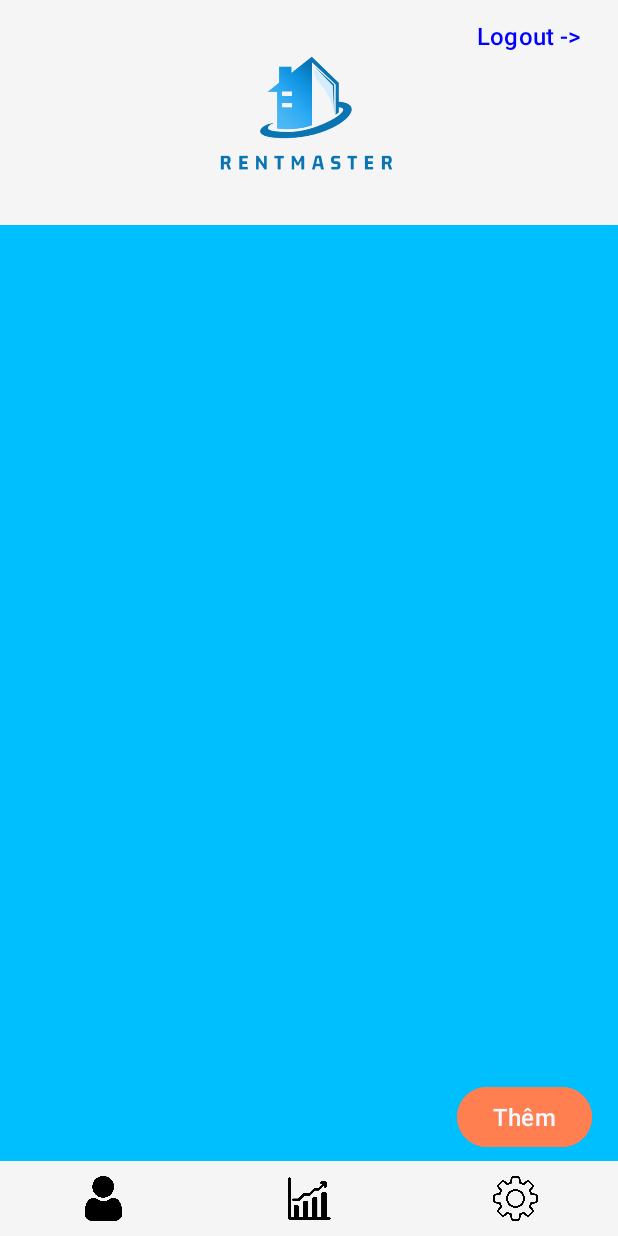
After one commit to Andrew-itsme/NT118_PhatTrienUngDung, an Android app: the HomeScene screen opened directly, with no data from a screen before it, on a phone screen of 412 x 824 dp. The commit adds this screen. Run offline under Robolectric (Android 15) with nearby library versions, the phone set to English and light mode, and no system bars.

Commit message:
update/skeleton_code

```diff
--- a/RentMaster_App/app/src/main/AndroidManifest.xml
+++ b/RentMaster_App/app/src/main/AndroidManifest.xml
@@ -16,6 +16,8 @@
             android:name=".LoginNumberScene"
             android:exported="false" />
         <activity
+            android:name=".HomeScene"/>
+        <activity
             android:name=".SplashScene"
             android:exported="true">
             <intent-filter>
@@ -26,7 +28,9 @@
         </activity>
         <activity
             android:name=".MainActivity"
-            android:exported="false"></activity>
+            android:exported="false">
+
+        </activity>
     </application>
 
 </manifest>
--- /dev/null
+++ b/RentMaster_App/app/src/main/java/com/example/rentmasterapp/HomeScene.java
@@ -0,0 +1,86 @@
+package com.example.rentmasterapp;
+
+import android.annotation.SuppressLint;
+import android.app.AlertDialog;
+import android.content.DialogInterface;
+import android.os.Bundle;
+import android.view.LayoutInflater;
+import android.view.View;
+import android.view.ViewGroup;
+import android.widget.Button;
+import android.widget.EditText;
+import android.widget.ImageButton;
+
+import androidx.appcompat.app.AppCompatActivity;
+import androidx.recyclerview.widget.LinearLayoutManager;
+import androidx.recyclerview.widget.RecyclerView;
+
+import java.util.ArrayList;
+import java.util.List;
+
+public class HomeScene extends AppCompatActivity {
+    Button tvLogout;
+    RecyclerView rlvroom;
+    ImageButton user, rise, setting;
+    Button btnadd;
+    List<Room> roomList = new ArrayList<>();
+    ArrayList<item_room> arrayList = new ArrayList<item_room>();
+    RoomAdapter adapter = null;
+    @SuppressLint("MissingInflatedId")
+    @Override
+    protected void onCreate(Bundle savedInstanceState) {
+        super.onCreate(savedInstanceState);
+        setContentView(R.layout.activity_home);
+        tvLogout = ( Button) findViewById(R.id.tvLogout);
+        rlvroom = (RecyclerView) findViewById(R.id.rlvRoom);
+        user = (ImageButton) findViewById(R.id.userInfor);
+        rise = (ImageButton) findViewById(R.id.riseInfor);
+        setting = (ImageButton) findViewById(R.id.settingInfor);
+        btnadd = (Button) findViewById(R.id.btnAdd);
+        RecyclerView.LayoutManager layoutManager = new LinearLayoutManager(this);
+        rlvroom.setLayoutManager(layoutManager);
+        adapter = new RoomAdapter(this,roomList);
+        rlvroom.setAdapter(adapter);
+        btnadd.setOnClickListener(new View.OnClickListener() {
+            @Override
+            public void onClick(View view) {
+                AlertDialog.Builder builder = new AlertDialog.Builder(HomeScene.this);
+                builder.setTitle("Thêm phòng mới");
+                // Thiết lập giao diện của hộp thoại cảnh báo
+                View viewInflated = LayoutInflater.from(HomeScene.this).inflate(R.layout.add_room_dialog, (ViewGroup) view.getParent(), false);
+                // Tạo các trường để điền thông tin
+                final EditText edRoom = (EditText) viewInflated.findViewById(R.id.ed_room);
+                final EditText edName = (EditText) viewInflated.findViewById(R.id.ed_name);
+                final EditText edDayOfHare = (EditText) viewInflated.findViewById(R.id.ed_dayOfhare);
+                builder.setView(viewInflated);
+
+                // Thiết lập nút "Thêm" trong hộp thoại cảnh báo
+                builder.setPositiveButton(android.R.string.ok, new DialogInterface.OnClickListener() {
+                    @Override
+                    public void onClick(DialogInterface dialog, int which) {
+                        // Lấy thông tin từ trường nhập và thực hiện hành động cần thiết
+                        String room = edName.getText().toString();
+                        String name = edName.getText().toString();
+                        String dayOfHare = edDayOfHare.getText().toString();
+                        // Thực hiện hành động thêm thông tin vào danh sách hoặc cơ sở dữ liệu
+                    }
+                });
+
+                // Thiết lập nút "Hủy" trong hộp thoại cảnh báo
+                builder.setNegativeButton(android.R.string.cancel, new DialogInterface.OnClickListener() {
+                    @Override
+                    public void onClick(DialogInterface dialog, int which) {
+                        dialog.cancel(); // Đóng hộp thoại cảnh báo
+                    }
+                });
+
+                builder.show(); // Hiển thị hộp thoại cảnh báo
+            }
+        });
+    }
+
+    private void importProcessing()
+    {
+
+    }
+}
--- /dev/null
+++ b/RentMaster_App/app/src/main/java/com/example/rentmasterapp/NewRoom.java
@@ -0,0 +1,4 @@
+package com.example.rentmasterapp;
+
+public class NewRoom {
+}
--- /dev/null
+++ b/RentMaster_App/app/src/main/java/com/example/rentmasterapp/RoomAdapter.java
@@ -0,0 +1,64 @@
+package com.example.rentmasterapp;
+
+import android.content.Context;
+import android.view.LayoutInflater;
+import android.view.View;
+import android.view.ViewGroup;
+import android.widget.TextView;
+
+import androidx.annotation.NonNull;
+import androidx.recyclerview.widget.RecyclerView;
+
+import java.util.List;
+
+public class RoomAdapter extends RecyclerView.Adapter<RoomAdapter.ViewHolder> {
+    private List<Room> roomList;
+    private Context context;
+    RoomAdapter(Context context, List<Room> roomList){
+        this.roomList = roomList;
+        this.context = context;
+    }
+    @NonNull
+    @Override
+    public RoomAdapter.ViewHolder onCreateViewHolder(@NonNull ViewGroup parent, int viewType) {
+        View view = LayoutInflater.from(context).inflate(R.layout.item_lvroom, parent, false);
+        return new ViewHolder(view);
+    }
+
+    @Override
+    public void onBindViewHolder(@NonNull RoomAdapter.ViewHolder holder, int position) {
+        Room room = roomList.get(position);
+        TextView tv_Room = holder.itemView.findViewById(R.id.txt_nameRoom);
+        TextView tv_RoomMaster = holder.itemView.findViewById(R.id.txt_roomMaster);
+        TextView tv_DayOfHare = holder.itemView.findViewById(R.id.txt_dateOfHire);
+        holder.bind(room);
+
+    }
+
+    @Override
+    public int getItemCount() {
+        return roomList.size();
+    }
+
+    public class ViewHolder extends RecyclerView.ViewHolder {
+        TextView tvRoom, tvRoomMaster, tvDayOfHare;
+        public ViewHolder(View itemView){
+            super(itemView);
+            tvRoom = itemView.findViewById(R.id.txt_nameRoom);
+            tvRoomMaster = itemView.findViewById(R.id.txt_roomMaster);
+            tvDayOfHare = itemView.findViewById(R.id.txt_dateOfHire);
+        }
+        public void bind (Room room){
+            if(room.getRoomNumber() != null){
+                tvRoom.setText(room.getRoomNumber());
+            }
+            if(room.getRoomMaster() != null){
+                tvRoomMaster.setText(room.getRoomMaster());
+            }
+            if(room.getDayofHare() != null){
+                tvDayOfHare.setText(room.getDayofHare());
+            }
+        }
+
+    }
+}
--- /dev/null
+++ b/RentMaster_App/app/src/main/res/layout/activity_home.xml
@@ -0,0 +1,118 @@
+<?xml version="1.0" encoding="utf-8"?>
+<LinearLayout xmlns:android="http://schemas.android.com/apk/res/android"
+    xmlns:app="http://schemas.android.com/apk/res-auto"
+    xmlns:tools="http://schemas.android.com/tools"
+    android:layout_width="match_parent"
+    android:layout_height="match_parent"
+    android:background="@color/whitesmoke"
+    android:orientation="vertical">
+
+    <RelativeLayout
+        android:layout_width="match_parent"
+        android:layout_height="wrap_content"
+        android:orientation="vertical"
+        android:background="@color/whitesmoke">
+
+        <Button
+            android:id="@+id/tvLogout"
+            android:layout_width="wrap_content"
+            android:layout_height="wrap_content"
+            android:text="@string/Log_out"
+            android:layout_alignParentRight="true"
+            android:textColor="@color/blue"
+            android:backgroundTint="@color/whitesmoke"
+            android:textSize="16sp" />
+
+        <ImageView
+            android:id="@+id/imageView2"
+            android:layout_width="150dp"
+            android:layout_height="150dp"
+            android:layout_centerHorizontal="true"
+            android:layout_centerVertical="true"
+            android:src="@drawable/logoapp" />
+    </RelativeLayout>
+
+    <RelativeLayout
+        android:layout_width="match_parent"
+        android:layout_height="wrap_content"
+        android:background="@color/deepskyblue"
+        android:layout_weight="2"
+        >
+
+        <androidx.recyclerview.widget.RecyclerView
+            android:id="@+id/rlvRoom"
+            android:layout_width="match_parent"
+            android:layout_height="wrap_content"
+            android:layout_centerHorizontal="true"
+            android:layout_marginStart="10dp"
+            android:layout_marginTop="10dp"
+            android:layout_marginEnd="10dp"
+            android:layout_marginBottom="10dp"
+            android:background="@color/deepskyblue" />
+
+        <TableRow
+            android:layout_width="match_parent"
+            android:layout_height="wrap_content"
+            android:layout_alignParentBottom="true"
+            >
+
+            <Space
+                android:layout_width="0dp"
+                android:layout_height="0dp"
+                android:layout_weight="1" />
+
+            <Button
+                android:id="@+id/btnAdd"
+                android:layout_width="wrap_content"
+                android:layout_height="wrap_content"
+                android:layout_gravity="right"
+                android:layout_marginRight="17dp"
+                android:layout_marginBottom="5dp"
+                android:backgroundTint="@color/coral"
+                android:text="Thêm"
+                android:textColor="@color/aliceblue"
+                android:textSize="@dimen/text_small" />
+        </TableRow>
+    </RelativeLayout>
+
+
+    <TableLayout
+        android:layout_width="match_parent"
+        android:layout_height="wrap_content"
+        android:layout_gravity="bottom"
+        >
+        <TableRow
+            android:layout_width="match_parent"
+            android:layout_height="wrap_content"
+            android:background="@color/whitesmoke">
+
+            <ImageButton
+                android:id="@+id/userInfor"
+                android:layout_width="127dp"
+                android:layout_height="50dp"
+                android:layout_weight="1"
+                android:backgroundTint="@color/whitesmoke"
+                android:scaleType="centerInside"
+                android:src="@drawable/user" />
+
+            <ImageButton
+                android:id="@+id/riseInfor"
+                android:layout_width="127dp"
+                android:layout_height="50dp"
+                android:layout_weight="1"
+                android:backgroundTint="@color/whitesmoke"
+                android:scaleType="centerInside"
+                android:src="@drawable/success" />
+
+            <ImageButton
+                android:id="@+id/settingInfor"
+                android:layout_width="127dp"
+                android:layout_height="50dp"
+                android:layout_weight="1"
+                android:backgroundTint="@color/whitesmoke"
+                android:scaleType="centerInside"
+                android:src="@drawable/settings" />
+        </TableRow>
+    </TableLayout>
+
+</LinearLayout>
--- /dev/null
+++ b/RentMaster_App/app/src/main/res/layout/activity_newroom.xml
@@ -0,0 +1,6 @@
+<?xml version="1.0" encoding="utf-8"?>
+<androidx.constraintlayout.widget.ConstraintLayout xmlns:android="http://schemas.android.com/apk/res/android"
+    android:layout_width="match_parent"
+    android:layout_height="match_parent">
+
+</androidx.constraintlayout.widget.ConstraintLayout>
--- a/RentMaster_App/app/src/main/res/values/strings.xml
+++ b/RentMaster_App/app/src/main/res/values/strings.xml
@@ -1,3 +1,4 @@
 <resources>
     <string name="app_name">RentMasterApp</string>
+    <string name="Log_out">Logout -></string>
 </resources>
--- a/RentMaster_App/build.gradle.kts
+++ b/RentMaster_App/build.gradle.kts
@@ -1,4 +1,5 @@
 // Top-level build file where you can add configuration options common to all sub-projects/modules.
 plugins {
     id("com.android.application") version "8.1.1" apply false
+    id("com.google.gms.google-services") version "4.4.0" apply false
 }
```
Also changed, not shown: RentMaster_App/app/build.gradle.kts (+15 -0 lines), RentMaster_App/app/src/main/java/com/example/rentmasterapp/LoginNumberScene.java (+10 -16 lines), RentMaster_App/app/src/main/java/com/example/rentmasterapp/Room.java (added, +20 -0 lines), RentMaster_App/app/src/main/java/com/example/rentmasterapp/item_room.java (added, +19 -0 lines), RentMaster_App/app/src/main/res/layout/activity_login_number_scene.xml (+20 -13 lines), RentMaster_App/app/src/main/res/layout/add_room_dialog.xml (added, +72 -0 lines), RentMaster_App/app/src/main/res/layout/item_lvroom.xml (added, +64 -0 lines), RentMaster_App/app/src/main/res/drawable/settings.png (added), RentMaster_App/app/src/main/res/drawable/success.png (added), RentMaster_App/app/src/main/res/drawable/user.png (added), 1 other file.
